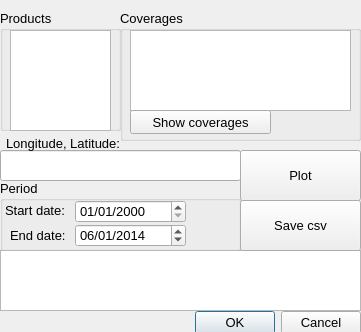
This is ui_sits_viewer.ui in vwmaus/sits_viewer as Qt 5 draws it before an edit. The edited form follows.
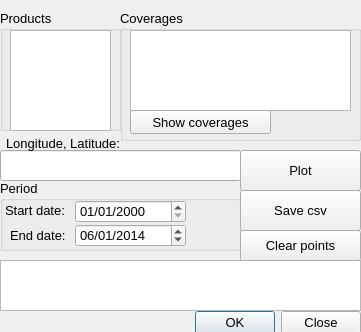
This is the edited form.

Commit message: This update allows to plot time series from different products in the same graph. It also show the clicked points in the map.

```diff
--- a/ui_sits_viewer.ui
+++ b/ui_sits_viewer.ui
@@ -10,6 +10,12 @@
     <height>332</height>
    </rect>
   </property>
+  <property name="sizePolicy">
+   <sizepolicy hsizetype="Preferred" vsizetype="Preferred">
+    <horstretch>0</horstretch>
+    <verstretch>0</verstretch>
+   </sizepolicy>
+  </property>
   <property name="font">
    <font>
     <pointsize>8</pointsize>
@@ -22,9 +28,9 @@
    <property name="geometry">
     <rect>
      <x>0</x>
-     <y>250</y>
+     <y>260</y>
      <width>361</width>
-     <height>61</height>
+     <height>51</height>
     </rect>
    </property>
    <property name="font">
@@ -140,7 +146,7 @@
     </font>
    </property>
    <property name="standardButtons">
-    <set>QDialogButtonBox::Cancel|QDialogButtonBox::Ok</set>
+    <set>QDialogButtonBox::Close|QDialogButtonBox::Ok</set>
    </property>
   </widget>
   <widget class="QLineEdit" name="lineEdit_coordinates">
@@ -182,7 +188,7 @@
      <x>240</x>
      <y>150</y>
      <width>121</width>
-     <height>51</height>
+     <height>41</height>
     </rect>
    </property>
    <property name="font">
@@ -295,9 +301,9 @@
    <property name="geometry">
     <rect>
      <x>240</x>
-     <y>200</y>
+     <y>190</y>
      <width>121</width>
-     <height>51</height>
+     <height>41</height>
     </rect>
    </property>
    <property name="font">
@@ -309,6 +315,24 @@
     <string>Save csv</string>
    </property>
   </widget>
+  <widget class="QPushButton" name="pushButton_clear_points">
+   <property name="geometry">
+    <rect>
+     <x>240</x>
+     <y>230</y>
+     <width>121</width>
+     <height>31</height>
+    </rect>
+   </property>
+   <property name="font">
+    <font>
+     <pointsize>10</pointsize>
+    </font>
+   </property>
+   <property name="text">
+    <string>Clear points</string>
+   </property>
+  </widget>
   <zorder>groupBox_period</zorder>
   <zorder>groupBox_datasets</zorder>
   <zorder>groupBox_products</zorder>
@@ -318,6 +342,7 @@
   <zorder>label</zorder>
   <zorder>pushButton_plot</zorder>
   <zorder>pushButton_save</zorder>
+  <zorder>pushButton_clear_points</zorder>
  </widget>
  <resources/>
  <connections>
```
Left out of the diff: 64 changed lines with no effect on the pictures. The commit also changes 8 other files.
